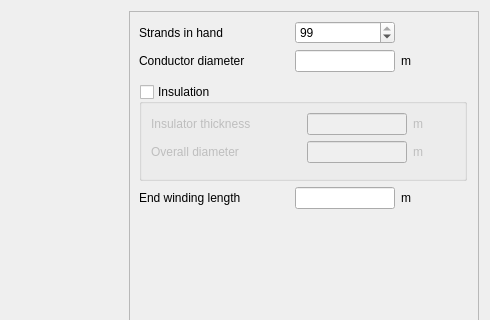
Old version of the form pyleecan/GUI/Dialog/DMachineSetup/SWindCond/PCondType12/PCondType12.ui in the repository Eomys/pyleecan; both pictures show x 699 to 1189 and y 0 to 320 of the 1189 by 672 pixel window.
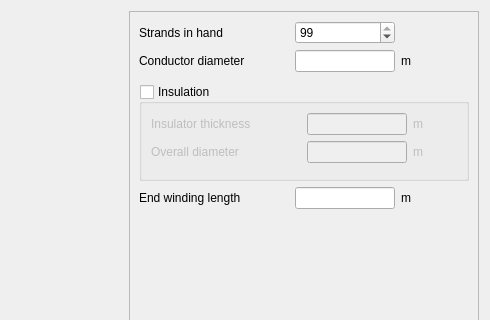
New version of the form. Icons and pictures are not drawn. Custom widgets are drawn as their Qt base class.

```diff
--- a/pyleecan/GUI/Dialog/DMachineSetup/SWindCond/PCondType12/PCondType12.ui
+++ b/pyleecan/GUI/Dialog/DMachineSetup/SWindCond/PCondType12/PCondType12.ui
@@ -174,12 +174,6 @@
        </item>
        <item>
         <widget class="QGroupBox" name="g_ins">
-         <property name="maximumSize">
-          <size>
-           <width>328</width>
-           <height>16777215</height>
-          </size>
-         </property>
          <property name="title">
           <string>Insulation</string>
          </property>
```
Left out of the diff: 6 changed lines with no effect on the pictures.
